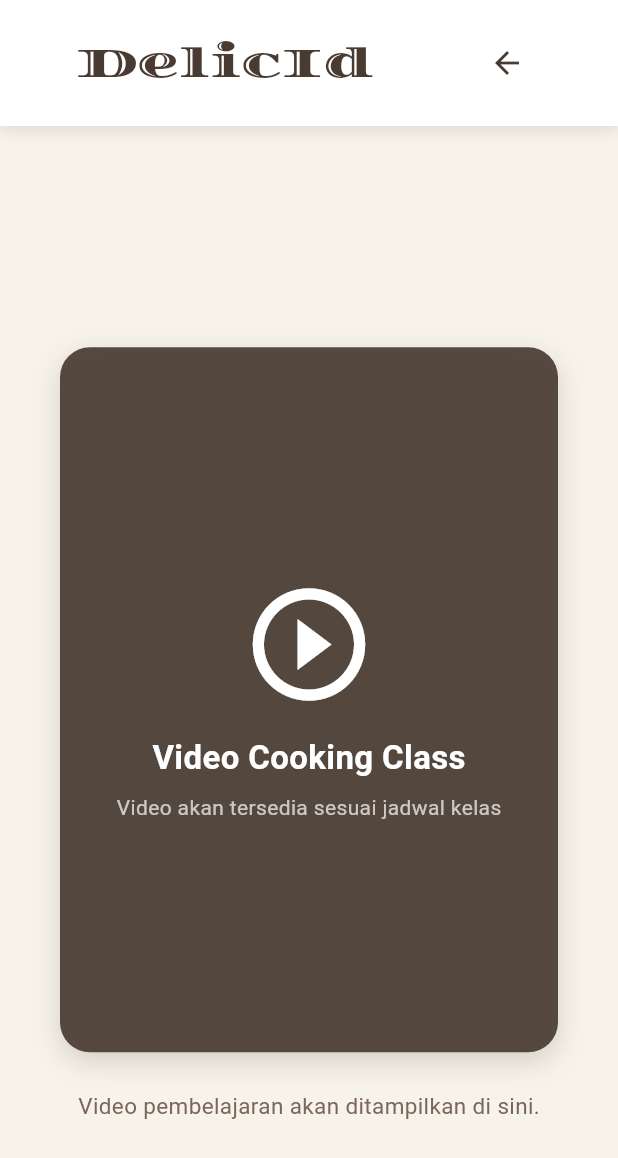
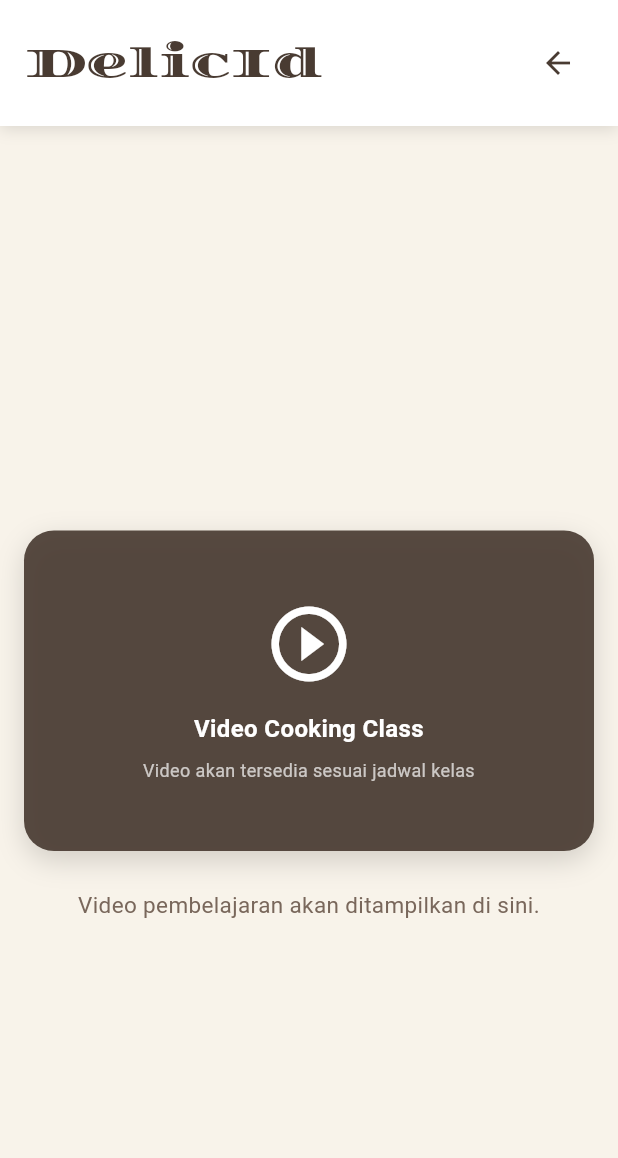
Before and after one commit to wwidzz/delicid, a Flutter app: the VideoPage screen opened directly with empty values, on a phone screen of 412 x 824 dp. Shown: the top 1158 px of the screen. Run offline on Flutter 3.47's test engine with Material 3 defaults, Android fonts, the phone set to English and light mode, and no system bars; our stand-ins replace awesome_snackbar_content, cached_network_image, carousel_slider, dio, flutter_rating_bar, share_plus and 2 more; accounts and stored records are empty; network calls fail; Roboto replaces fonts that are missing (Arial).

Commit message:
fix(dev3): responsive mobile layout pada cooking class dan video

```diff
--- a/lib/pages/video_page.dart
+++ b/lib/pages/video_page.dart
@@ -10,6 +10,9 @@ class VideoPage extends StatelessWidget {
 
   @override
   Widget build(BuildContext context) {
+    final double screenWidth = MediaQuery.of(context).size.width;
+    final bool isMobile = screenWidth < 768;
+
     return Scaffold(
       backgroundColor: const Color(0xFFF8F3EA),
 
@@ -21,8 +24,8 @@ class VideoPage extends StatelessWidget {
 
           Container(
             width: double.infinity,
-            padding: const EdgeInsets.symmetric(
-              horizontal: 50,
+            padding: EdgeInsets.symmetric(
+              horizontal: isMobile ? 16 : 50,
               vertical: 18,
             ),
             decoration: const BoxDecoration(
@@ -69,82 +72,98 @@ class VideoPage extends StatelessWidget {
             child: Center(
               child: SingleChildScrollView(
                 child: Padding(
-                  padding: const EdgeInsets.all(40),
+                  padding: EdgeInsets.all(
+                    isMobile ? 16 : 40,
+                  ),
                   child: Column(
                     children: [
+                      // JUDUL KELAS
                       Text(
                         className,
                         textAlign: TextAlign.center,
-                        style: const TextStyle(
-                          fontSize: 32,
+                        style: TextStyle(
+                          fontSize: isMobile ? 24 : 32,
                           fontWeight: FontWeight.bold,
-                          color: Color(0xFF493B32),
+                          color: const Color(0xFF493B32),
                         ),
                       ),
 
                       const SizedBox(height: 25),
 
                       // =================================================
-                      // TEMPAT VIDEO
+                      // TEMPAT VIDEO RESPONSIF (ASPECT RATIO 16:9)
                       // =================================================
 
-                      Container(
-                        width: 850,
-                        height: 470,
+                      ConstrainedBox(
+                        constraints: const BoxConstraints(
+                          maxWidth: 850,
+                        ),
+                        child: AspectRatio(
+                          aspectRatio: 16 / 9,
+                          child: Container(
+                            width: double.infinity,
                             decoration: BoxDecoration(
                               color: const Color(0xFF493B32)
                                   .withValues(alpha: 0.92),
-                          borderRadius:
-                              BorderRadius.circular(20),
+                              borderRadius: BorderRadius.circular(20),
                               boxShadow: [
                                 BoxShadow(
-                              color:
-                                 Colors.black.withValues(alpha: 0.15),
+                                  color: Colors.black.withValues(alpha: 0.15),
                                   blurRadius: 15,
                                   offset: const Offset(0, 6),
                                 ),
                               ],
                             ),
-                        child: const Center(
+                            child: Center(
                               child: Column(
                                 mainAxisSize: MainAxisSize.min,
                                 children: [
                                   Icon(
                                     Icons.play_circle_outline,
-                                size: 90,
+                                    size: isMobile ? 60 : 90,
                                     color: Colors.white,
                                   ),
 
-                              SizedBox(height: 15),
+                                  const SizedBox(height: 15),
 
                                   Text(
                                     'Video Cooking Class',
+                                    textAlign: TextAlign.center,
                                     style: TextStyle(
                                       color: Colors.white,
-                                  fontSize: 22,
-                                  fontWeight:
-                                      FontWeight.bold,
+                                      fontSize: isMobile ? 16 : 22,
+                                      fontWeight: FontWeight.bold,
                                     ),
                                   ),
 
-                              SizedBox(height: 8),
+                                  const SizedBox(height: 8),
 
-                              Text(
+                                  Padding(
+                                    padding: const EdgeInsets.symmetric(
+                                      horizontal: 12,
+                                    ),
+                                    child: Text(
                                       'Video akan tersedia sesuai jadwal kelas',
+                                      textAlign: TextAlign.center,
                                       style: TextStyle(
                                         color: Colors.white70,
-                                  fontSize: 14,
+                                        fontSize: isMobile ? 12 : 14,
+                                      ),
                                     ),
                                   ),
                                 ],
                               ),
                             ),
                           ),
+                        ),
+                      ),
 
                       const SizedBox(height: 25),
 
+                      // KETERANGAN VIDEO
                       const Text(
                         'Video pembelajaran akan ditampilkan di sini.',
+                        textAlign: TextAlign.center,
                         style: TextStyle(
                           color: Color(0xFF79675B),
                           fontSize: 15,
```
Also changed, not shown: lib/pages/cooking_class_page.dart (+146 -43 lines). Lines whose indentation alone changed are shown as unchanged.
